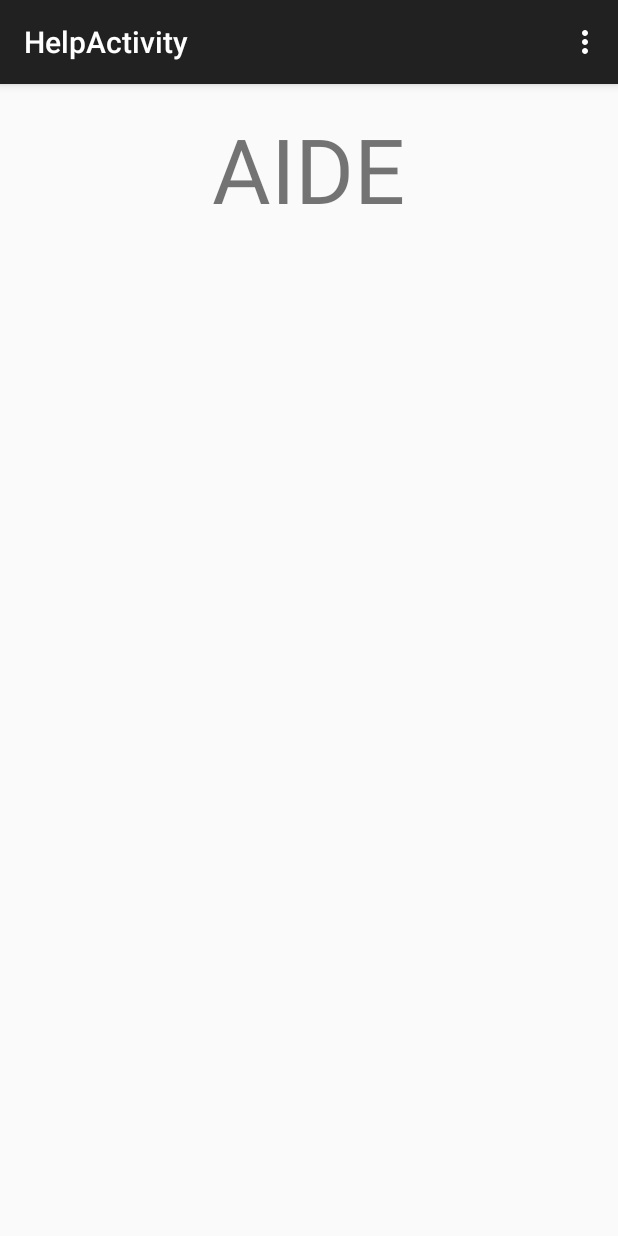
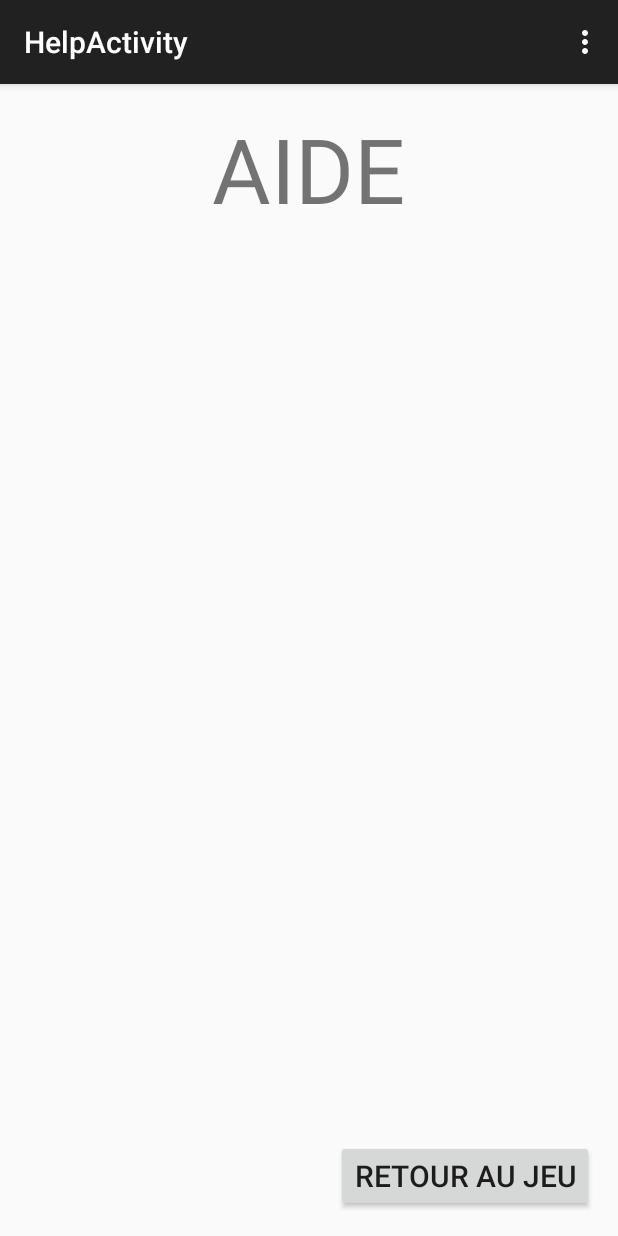
Before and after one commit to greenpumpkin/projetDevint, an Android app: the HelpActivity screen opened directly, with no data from a screen before it, on a phone screen of 412 x 824 dp. Run offline under Robolectric (Android 15) with nearby library versions, the light colour scheme and no system bars.

Commit message:
ajout d'un bouton retour dans HelpActivity+création d'une classe Card

```diff
--- a/SpeedMemory/app/src/main/java/com/devint/cindy/speedmemory/HelpActivity.java
+++ b/SpeedMemory/app/src/main/java/com/devint/cindy/speedmemory/HelpActivity.java
@@ -1,9 +1,12 @@
 package com.devint.cindy.speedmemory;
 
+import android.content.Intent;
 import android.support.v7.app.ActionBarActivity;
 import android.os.Bundle;
 import android.view.Menu;
 import android.view.MenuItem;
+import android.view.View;
+import android.widget.Button;
 
 
 public class HelpActivity extends ActionBarActivity {
@@ -12,6 +15,16 @@
     protected void onCreate(Bundle savedInstanceState) {
         super.onCreate(savedInstanceState);
         setContentView(R.layout.activity_help);
+
+        final Button buttonHelp = (android.widget.Button) findViewById(R.id.button3);
+        buttonHelp.setOnClickListener(new View.OnClickListener() {
+
+            @Override
+            public void onClick(View v) {
+                Intent intent = new Intent(HelpActivity.this, GameActivity.class);
+                startActivity(intent);
+            }
+        });
     }
 
 
--- a/SpeedMemory/app/src/main/res/layout/activity_game.xml
+++ b/SpeedMemory/app/src/main/res/layout/activity_game.xml
@@ -30,7 +30,7 @@
         android:text="AIDE"
         android:textSize="20sp"
         android:id="@+id/button2"
-        android:layout_marginTop="35dp"
+        android:layout_marginTop="20dp"
         android:layout_below="@+id/textView"
         android:layout_centerHorizontal="true" />
 
--- a/SpeedMemory/app/src/main/res/layout/activity_help.xml
+++ b/SpeedMemory/app/src/main/res/layout/activity_help.xml
@@ -15,4 +15,13 @@
         android:layout_alignParentTop="true"
         android:layout_centerHorizontal="true" />
 
+    <Button
+        android:layout_width="wrap_content"
+        android:layout_height="wrap_content"
+        android:text="RETOUR AU JEU"
+        android:textSize="20dp"
+        android:id="@+id/button3"
+        android:layout_alignParentBottom="true"
+        android:layout_alignParentEnd="true" />
+
 </RelativeLayout>
```
Also changed, not shown: SpeedMemory/app/src/main/java/com/devint/cindy/speedmemory/Card.java (added, +19 -0 lines).
